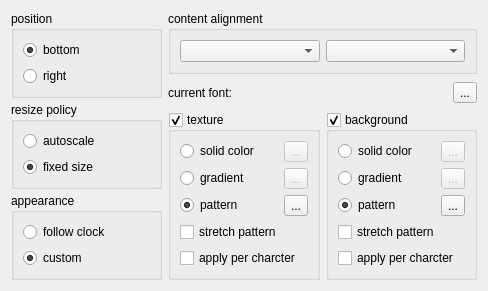
Before: the Qt Designer form plugin_core/impl/appearance_settings_widget.ui in Kolcha/DigitalClock5, drawn with Qt 5.
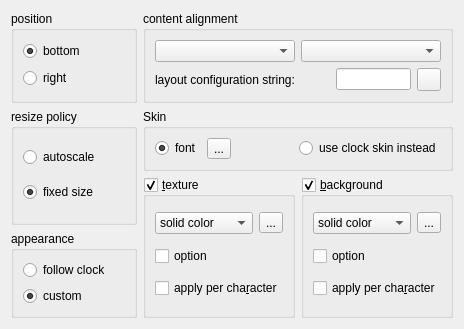
After: the same form once the commit is applied. Icons and pictures are not drawn.

Commit message: improved common appearance settings

The edit to the form file:
```diff
--- a/plugin_core/impl/appearance_settings_widget.ui
+++ b/plugin_core/impl/appearance_settings_widget.ui
@@ -6,172 +6,264 @@
    <rect>
     <x>0</x>
     <y>0</y>
-    <width>488</width>
-    <height>288</height>
+    <width>464</width>
+    <height>329</height>
    </rect>
   </property>
   <property name="windowTitle">
    <string>Appearance</string>
   </property>
   <layout class="QGridLayout" name="gridLayout">
-   <property name="verticalSpacing">
-    <number>4</number>
-   </property>
-   <item row="3" column="2" rowspan="2">
-    <widget class="QGroupBox" name="bg_group">
+   <item row="0" column="0">
+    <widget class="QGroupBox" name="position_group">
      <property name="title">
-      <string>background</string>
+      <string>position</string>
      </property>
-     <property name="checkable">
-      <bool>true</bool>
-     </property>
-     <layout class="QGridLayout" name="bg_layout">
-      <item row="0" column="0">
-       <widget class="QRadioButton" name="bg_color">
+     <layout class="QVBoxLayout" name="position_layout">
+      <item>
+       <widget class="QRadioButton" name="pos_bottom">
         <property name="text">
-         <string>solid color</string>
+         <string>bottom</string>
         </property>
+        <property name="checked">
+         <bool>true</bool>
+        </property>
        </widget>
       </item>
-      <item row="0" column="1">
-       <widget class="QToolButton" name="bg_color_select">
-        <property name="enabled">
-         <bool>false</bool>
-        </property>
+      <item>
+       <widget class="QRadioButton" name="pos_right">
         <property name="text">
-         <string notr="true">...</string>
+         <string>right</string>
         </property>
        </widget>
       </item>
-      <item row="1" column="0">
-       <widget class="QRadioButton" name="bg_gradient">
+     </layout>
+    </widget>
+   </item>
+   <item row="0" column="1" colspan="2">
+    <widget class="QGroupBox" name="align_group">
+     <property name="title">
+      <string>content alignment</string>
+     </property>
+     <layout class="QVBoxLayout" name="alignment_layout">
+      <item>
+       <layout class="QHBoxLayout" name="horizontalLayout_2">
+        <item>
+         <widget class="QComboBox" name="align_h_box"/>
+        </item>
+        <item>
+         <widget class="QComboBox" name="align_v_box"/>
+        </item>
+       </layout>
+      </item>
+      <item>
+       <layout class="QHBoxLayout" name="horizontalLayout_3" stretch="1,0,0">
+        <item>
+         <widget class="QLabel" name="layout_cfg_label">
+          <property name="text">
+           <string>layout configuration string:</string>
+          </property>
+         </widget>
+        </item>
+        <item>
+         <widget class="QLineEdit" name="layout_cfg_edit">
+          <property name="maximumSize">
+           <size>
+            <width>75</width>
+            <height>16777215</height>
+           </size>
+          </property>
+         </widget>
+        </item>
+        <item>
+         <widget class="QToolButton" name="layout_cfg_help_btn">
+          <property name="icon">
+           <iconset theme="help-hint"/>
+          </property>
+         </widget>
+        </item>
+       </layout>
+      </item>
+     </layout>
+    </widget>
+   </item>
+   <item row="1" column="0" rowspan="2">
+    <widget class="QGroupBox" name="resize_group">
+     <property name="title">
+      <string>resize policy</string>
+     </property>
+     <layout class="QVBoxLayout" name="resize_layout">
+      <item>
+       <widget class="QRadioButton" name="resize_auto">
         <property name="text">
-         <string>gradient</string>
+         <string>autoscale</string>
         </property>
        </widget>
       </item>
-      <item row="1" column="1">
-       <widget class="QToolButton" name="bg_gradient_select">
-        <property name="enabled">
-         <bool>false</bool>
-        </property>
+      <item>
+       <widget class="QRadioButton" name="resize_fixed">
         <property name="text">
-         <string notr="true">...</string>
+         <string>fixed size</string>
         </property>
+        <property name="checked">
+         <bool>true</bool>
+        </property>
        </widget>
       </item>
-      <item row="2" column="0">
-       <widget class="QRadioButton" name="bg_pattern">
+     </layout>
+    </widget>
+   </item>
+   <item row="1" column="1" colspan="2">
+    <widget class="QGroupBox" name="skin_group">
+     <property name="title">
+      <string>Skin</string>
+     </property>
+     <layout class="QHBoxLayout" name="skin_layout">
+      <item>
+       <widget class="QRadioButton" name="font_rbtn">
         <property name="text">
-         <string>pattern</string>
+         <string>font</string>
         </property>
         <property name="checked">
          <bool>true</bool>
         </property>
        </widget>
       </item>
-      <item row="2" column="1">
-       <widget class="QToolButton" name="bg_pattern_select">
+      <item>
+       <widget class="QToolButton" name="font_select">
         <property name="text">
          <string notr="true">...</string>
         </property>
        </widget>
       </item>
-      <item row="3" column="0" colspan="2">
-       <widget class="QCheckBox" name="bg_stretch">
-        <property name="text">
-         <string>stretch pattern</string>
+      <item>
+       <spacer name="horizontalSpacer">
+        <property name="orientation">
+         <enum>Qt::Orientation::Horizontal</enum>
         </property>
-       </widget>
+        <property name="sizeHint" stdset="0">
+         <size>
+          <width>40</width>
+          <height>20</height>
+         </size>
+        </property>
+       </spacer>
       </item>
-      <item row="4" column="0" colspan="2">
-       <widget class="QCheckBox" name="bg_per_char">
+      <item>
+       <widget class="QRadioButton" name="skin_rbtn">
         <property name="text">
-         <string>apply per charcter</string>
+         <string>use clock skin instead</string>
         </property>
        </widget>
       </item>
      </layout>
     </widget>
    </item>
-   <item row="3" column="1" rowspan="2">
+   <item row="2" column="1" rowspan="2">
     <widget class="QGroupBox" name="tx_group">
      <property name="title">
-      <string>texture</string>
+      <string>&amp;texture</string>
      </property>
      <property name="checkable">
       <bool>true</bool>
      </property>
-     <layout class="QGridLayout" name="tx_layout">
-      <item row="0" column="0">
-       <widget class="QRadioButton" name="tx_color">
-        <property name="text">
-         <string>solid color</string>
-        </property>
-       </widget>
-      </item>
+     <layout class="QGridLayout" name="gridLayout_3">
       <item row="0" column="1">
-       <widget class="QToolButton" name="tx_color_select">
-        <property name="enabled">
-         <bool>false</bool>
-        </property>
+       <widget class="QToolButton" name="tx_btn">
         <property name="text">
          <string notr="true">...</string>
         </property>
        </widget>
       </item>
-      <item row="1" column="0">
-       <widget class="QRadioButton" name="tx_gradient">
-        <property name="text">
-         <string>gradient</string>
-        </property>
+      <item row="0" column="0">
+       <widget class="QComboBox" name="tx_options_box">
+        <item>
+         <property name="text">
+          <string>solid color</string>
+         </property>
+        </item>
+        <item>
+         <property name="text">
+          <string>gradient</string>
+         </property>
+        </item>
+        <item>
+         <property name="text">
+          <string>pattern</string>
+         </property>
+        </item>
        </widget>
       </item>
-      <item row="1" column="1">
-       <widget class="QToolButton" name="tx_gradient_select">
-        <property name="enabled">
-         <bool>false</bool>
-        </property>
-        <property name="text">
-         <string notr="true">...</string>
-        </property>
-       </widget>
-      </item>
-      <item row="2" column="0">
-       <widget class="QRadioButton" name="tx_pattern">
-        <property name="text">
-         <string>pattern</string>
-        </property>
-        <property name="checked">
-         <bool>true</bool>
-        </property>
-       </widget>
-      </item>
-      <item row="2" column="1">
-       <widget class="QToolButton" name="tx_pattern_select">
-        <property name="text">
-         <string notr="true">...</string>
-        </property>
-       </widget>
-      </item>
-      <item row="3" column="0" colspan="2">
-       <widget class="QCheckBox" name="tx_stretch">
-        <property name="text">
-         <string>stretch pattern</string>
-        </property>
-       </widget>
-      </item>
-      <item row="4" column="0" colspan="2">
+      <item row="2" column="0" colspan="2">
        <widget class="QCheckBox" name="tx_per_char">
         <property name="text">
-         <string>apply per charcter</string>
+         <string>apply per cha&amp;racter</string>
         </property>
        </widget>
       </item>
+      <item row="1" column="0" colspan="2">
+       <widget class="QCheckBox" name="tx_option">
+        <property name="text">
+         <string notr="true">option</string>
+        </property>
+       </widget>
+      </item>
      </layout>
     </widget>
    </item>
-   <item row="4" column="0">
+   <item row="2" column="2" rowspan="2">
+    <widget class="QGroupBox" name="bg_group">
+     <property name="title">
+      <string>&amp;background</string>
+     </property>
+     <property name="checkable">
+      <bool>true</bool>
+     </property>
+     <layout class="QGridLayout" name="gridLayout_4">
+      <item row="0" column="0">
+       <widget class="QComboBox" name="bg_options_box">
+        <item>
+         <property name="text">
+          <string>solid color</string>
+         </property>
+        </item>
+        <item>
+         <property name="text">
+          <string>gradient</string>
+         </property>
+        </item>
+        <item>
+         <property name="text">
+          <string>pattern</string>
+         </property>
+        </item>
+       </widget>
+      </item>
+      <item row="1" column="0" colspan="2">
+       <widget class="QCheckBox" name="bg_option">
+        <property name="text">
+         <string notr="true">option</string>
+        </property>
+       </widget>
+      </item>
+      <item row="0" column="1">
+       <widget class="QToolButton" name="bg_btn">
+        <property name="text">
+         <string>...</string>
+        </property>
+       </widget>
+      </item>
+      <item row="2" column="0" colspan="2">
+       <widget class="QCheckBox" name="bg_per_char">
+        <property name="text">
+         <string>apply per cha&amp;racter</string>
+        </property>
+       </widget>
+      </item>
+     </layout>
+    </widget>
+   </item>
+   <item row="3" column="0">
     <widget class="QGroupBox" name="appearance_group">
      <property name="title">
       <string>appearance</string>
@@ -197,101 +289,6 @@
      </layout>
     </widget>
    </item>
-   <item row="2" column="0" rowspan="2">
-    <widget class="QGroupBox" name="resize_group">
-     <property name="title">
-      <string>resize policy</string>
-     </property>
-     <layout class="QVBoxLayout" name="resize_layout">
-      <item>
-       <widget class="QRadioButton" name="resize_auto">
-        <property name="text">
-         <string>autoscale</string>
-        </property>
-       </widget>
-      </item>
-      <item>
-       <widget class="QRadioButton" name="resize_fixed">
-        <property name="text">
-         <string>fixed size</string>
-        </property>
-        <property name="checked">
-         <bool>true</bool>
-        </property>
-       </widget>
-      </item>
-     </layout>
-    </widget>
-   </item>
-   <item row="0" column="1" colspan="2">
-    <widget class="QGroupBox" name="align_group">
-     <property name="title">
-      <string>content alignment</string>
-     </property>
-     <layout class="QHBoxLayout" name="align_layout">
-      <item>
-       <widget class="QComboBox" name="align_h_box"/>
-      </item>
-      <item>
-       <widget class="QComboBox" name="align_v_box"/>
-      </item>
-     </layout>
-    </widget>
-   </item>
-   <item row="0" column="0" rowspan="2">
-    <widget class="QGroupBox" name="position_group">
-     <property name="title">
-      <string>position</string>
-     </property>
-     <layout class="QVBoxLayout" name="position_layout">
-      <item>
-       <widget class="QRadioButton" name="pos_bottom">
-        <property name="text">
-         <string>bottom</string>
-        </property>
-        <property name="checked">
-         <bool>true</bool>
-        </property>
-       </widget>
-      </item>
-      <item>
-       <widget class="QRadioButton" name="pos_right">
-        <property name="text">
-         <string>right</string>
-        </property>
-       </widget>
-      </item>
-     </layout>
-    </widget>
-   </item>
-   <item row="1" column="1" rowspan="2" colspan="2">
-    <layout class="QHBoxLayout" name="font_layout" stretch="0,1,0">
-     <item>
-      <widget class="QLabel" name="font_label">
-       <property name="text">
-        <string>current font:</string>
-       </property>
-      </widget>
-     </item>
-     <item>
-      <widget class="QLabel" name="font_value">
-       <property name="text">
-        <string notr="true">&lt;font, size&gt;</string>
-       </property>
-       <property name="alignment">
-        <set>Qt::AlignmentFlag::AlignCenter</set>
-       </property>
-      </widget>
-     </item>
-     <item>
-      <widget class="QToolButton" name="font_select">
-       <property name="text">
-        <string notr="true">...</string>
-       </property>
-      </widget>
-     </item>
-    </layout>
-   </item>
   </layout>
  </widget>
  <resources/>
```
Left out of the diff: 270 changed lines with no effect on the pictures. The commit also changes 5 other files.
